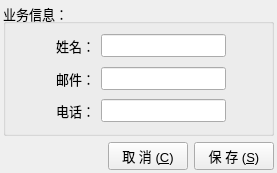
Qt form ui/FormEmployee.ui (archsh/quickexcel) before a commit.
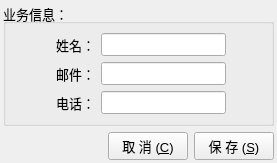
The same form after that commit.

The edit to the form file:
```diff
--- a/ui/FormEmployee.ui
+++ b/ui/FormEmployee.ui
@@ -7,7 +7,7 @@
     <x>0</x>
     <y>0</y>
     <width>277</width>
-    <height>173</height>
+    <height>158</height>
    </rect>
   </property>
   <property name="font">
```
